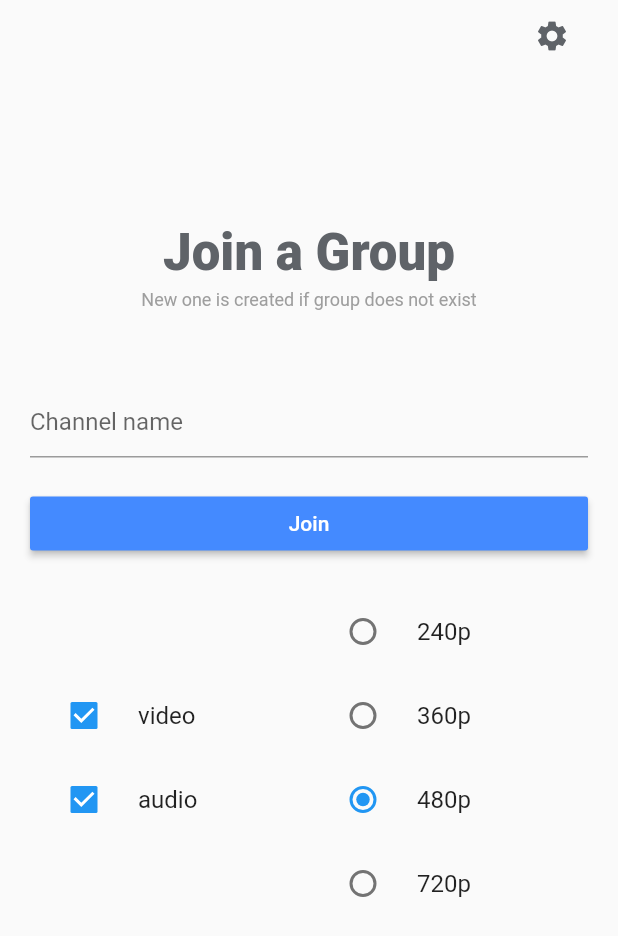
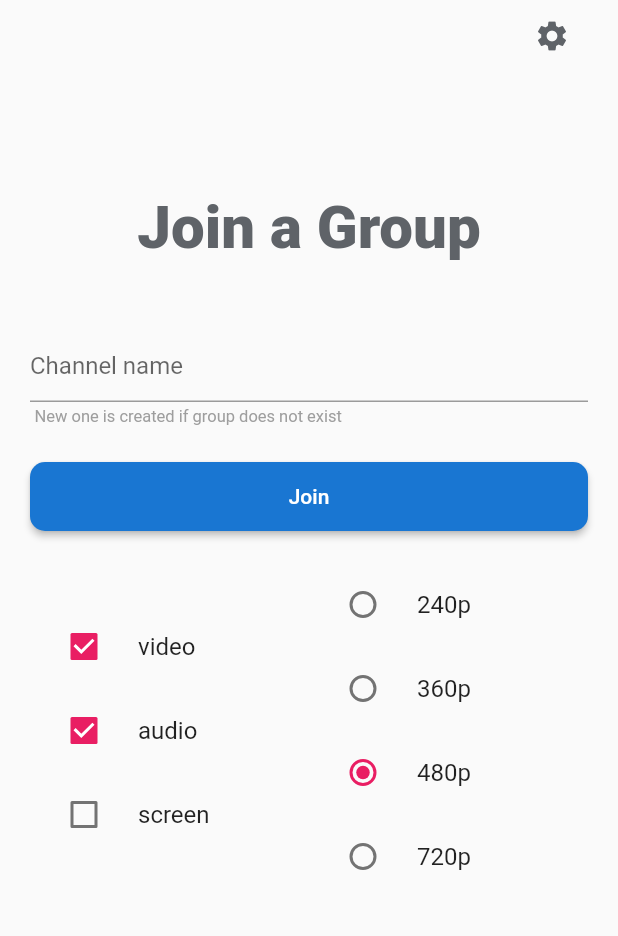
Before and after one commit to BrainyWayne/DSCAgora-Livestream, a Flutter app: the screen it shows after launch, after a tap on "CONTINUE", after a tap on the "video call" icon, on a phone screen of 412 x 824 dp. Shown: the top 936 px of the screen. Run offline on Flutter 3.47's test engine with Material 2 defaults, Android fonts, the light colour scheme and no system bars; our stand-ins replace firebase_auth, flutter_swiper, google_sign_in; missing offline and left inert: agora_flutter_webrtc; accounts and stored records are empty.

Commit message:
=updated

```diff
--- a/lib/agoraappid.dart
+++ b/lib/agoraappid.dart
@@ -1,3 +1,3 @@
-class AgoraAppId{
-  static const agoraappid = "e7699cd7f23042ad86c214aee299a477";
+class AgoraAppId {
+  static const id = "e7699cd7f23042ad86c214aee299a477";
 }
--- a/lib/pages/entry.dart
+++ b/lib/pages/entry.dart
@@ -21,7 +21,7 @@ class IndexState extends State<IndexPage> {
   bool _audio = true;
   bool _screen = false;
   String _profile = "480p";
-  final String _appId = AgoraAppId.agoraappid;
+  final String _appId = AgoraAppId.id;
 
   String _codec = "h264";
   String _mode = "live";
@@ -66,28 +66,21 @@ class IndexState extends State<IndexPage> {
                           Navigator.pushNamed(context, '/settings'),
                     ),
                   ),
-                  SizedBox(height: 50),
+                  SizedBox(height: 40),
                   Container(
-                    padding: EdgeInsets.symmetric(vertical: 50),
+                    padding: EdgeInsets.symmetric(vertical: 40),
                     child: Column(
                       children: <Widget>[
                         Text(
                           "Join a Group",
                           style: TextStyle(
-                              fontSize: 34.0,
+                              fontSize: 40.0,
                               fontWeight: FontWeight.w900,
                               color: fadedBlack
                               // fontFamily: "Georgia",
                               ),
                         ),
                         SizedBox(height: 5),
-                        Text(
-                          "New one is created if group does not exist",
-                          style: TextStyle(
-                            fontSize: 12.0,
-                            color: greyText,
-                          ),
-                        )
                       ],
                     ),
                   ),
@@ -103,6 +96,18 @@ class IndexState extends State<IndexPage> {
                                 borderSide: BorderSide(width: 1)),
                             hintText: 'Channel name'),
                       ),
+                      Container(
+                        padding: EdgeInsets.all(3),
+                        alignment: Alignment.centerLeft,
+                        child: Text(
+                          "New one is created if group does not exist",
+                          textAlign: TextAlign.left,
+                          style: TextStyle(
+                            fontSize: 11.0,
+                            color: greyText,
+                          ),
+                        ),
+                      ),
                       Padding(
                         padding: EdgeInsets.symmetric(vertical: 20),
                         child: Row(
@@ -111,8 +116,12 @@ class IndexState extends State<IndexPage> {
                               child: RaisedButton(
                                 onPressed: () => onJoin(),
                                 child: Text("Join"),
-                                color: Colors.blueAccent,
+                                color: Theme.of(context).primaryColor,
                                 textColor: Colors.white,
+                                padding: EdgeInsets.all(15),
+                                shape: RoundedRectangleBorder(
+                                    borderRadius:
+                                        BorderRadius.all(Radius.circular(10))),
                               ),
                             )
                           ],
@@ -128,7 +137,7 @@ class IndexState extends State<IndexPage> {
                             CheckboxListTile(
                                 title: Text("video"),
                                 value: _video,
-                                activeColor: Colors.blue, //选中时的颜色
+                                activeColor: Theme.of(context).accentColor,
                                 onChanged: (value) {
                                   setState(() {
                                     _video = value;
@@ -139,7 +148,7 @@ class IndexState extends State<IndexPage> {
                             CheckboxListTile(
                                 title: Text("audio"),
                                 value: _audio,
-                                activeColor: Colors.blue, //选中时的颜色
+                                activeColor: Theme.of(context).accentColor,
                                 onChanged: (value) {
                                   setState(() {
                                     _audio = value;
@@ -147,17 +156,17 @@ class IndexState extends State<IndexPage> {
                                 },
                                 controlAffinity:
                                     ListTileControlAffinity.leading),
-                            // CheckboxListTile(
-                            //     title: Text("screen"),
-                            //     value: _screen,
-                            //     activeColor: Colors.blue, //选中时的颜色
-                            //     onChanged: (value) {
-                            //       setState(() {
-                            //         _screen = value;
-                            //       });
-                            //     },
-                            //     controlAffinity:
-                            //         ListTileControlAffinity.leading)
+                            CheckboxListTile(
+                                title: Text("screen"),
+                                value: _screen,
+                                activeColor: Theme.of(context).accentColor,
+                                onChanged: (value) {
+                                  setState(() {
+                                    _screen = value;
+                                  });
+                                },
+                                controlAffinity:
+                                    ListTileControlAffinity.leading)
                           ],
                         ),
                       ),
@@ -231,9 +240,9 @@ class IndexState extends State<IndexPage> {
                     audio: _audio,
                     screen: _screen,
                     profile: _profile,
-                    width: '_widthController.text',
-                    height: '_heightController.text',
-                    framerate: '_frameRateController.text',
+                    width: '',
+                    height: '',
+                    framerate: '',
                     codec: _codec,
                     mode: _mode,
                   )));
--- a/lib/pages/home.dart
+++ b/lib/pages/home.dart
@@ -21,6 +21,7 @@ class _HomeState extends State<Home> {
     return Scaffold(
       floatingActionButtonLocation: FloatingActionButtonLocation.centerDocked,
       floatingActionButton: FloatingActionButton(
+        backgroundColor: Theme.of(context).primaryColor,
         onPressed: () {
           Navigator.pushNamed(context, '/index');
         },
@@ -58,7 +59,8 @@ class _HomeState extends State<Home> {
           ),
         ),
       ),
-      body: Container(
+      body: SafeArea(
+        child: Container(
           width: double.infinity,
           height: double.infinity,
           child: SingleChildScrollView(
@@ -107,7 +109,6 @@ class _HomeState extends State<Home> {
                       ),
                       Stack(
                         children: <Widget>[
-
                           Container(
                             padding: EdgeInsets.symmetric(vertical: 20),
                             height: 240,
@@ -115,7 +116,6 @@ class _HomeState extends State<Home> {
                             child: PageView(
                               controller: pageController,
                               children: <Widget>[
-
                                 InkWell(
                                   child: buildCard(
                                     title: "DSC Support",
@@ -154,11 +154,61 @@ class _HomeState extends State<Home> {
                           )
                         ],
                         alignment: Alignment.center,
+                      ),
+                      Container(
+                        alignment: Alignment.centerLeft,
+                        padding: EdgeInsets.only(left: 20, top: 10),
+                        child: Text(
+                          'History',
+                          textAlign: TextAlign.left,
+                          style: TextStyle(
+                            fontSize:
+                                Theme.of(context).textTheme.headline.fontSize,
+                            color: fadedBlack,
+                          ),
+                        ),
+                      ),
+                      Container(
+                        padding: EdgeInsets.only(top: 10, left: 20, right: 10),
+                        child: Column(
+                          children: <Widget>[
+                            Card(
+                              child: ListTile(
+                                leading: Icon(Icons.call, color: Colors.green),
+                                title: Text(
+                                  'DSC Core Team',
+                                  style: TextStyle(color: fadedBlack),
+                                ),
+                              ),
+                            ),
+                            Card(
+                              child: ListTile(
+                                leading:
+                                    Icon(Icons.video_call, color: Colors.green),
+                                title: Text(
+                                  'Agora Support',
+                                  style: TextStyle(color: fadedBlack),
+                                ),
+                              ),
+                            ),
+                            Card(
+                              child: ListTile(
+                                leading:
+                                    Icon(Icons.video_call, color: Colors.green),
+                                title: Text(
+                                  'DSC Support',
+                                  style: TextStyle(color: fadedBlack),
+                                ),
+                              ),
+                            ),
+                          ],
+                        ),
                       )
                     ],
                   ),
                 )
               ],
+            ),
           ),
         ),
       ),
--- a/lib/pages/login.dart
+++ b/lib/pages/login.dart
@@ -81,7 +81,7 @@ class _LoginState extends State<Login> {
                                 shape: RoundedRectangleBorder(
                                   borderRadius: BorderRadius.circular(8),
                                 ),
-                                color: Theme.of(context).accentColor,
+                                color: Theme.of(context).primaryColor,
                                 child: Text(
                                   'continue'.toUpperCase(),
                                   style: TextStyle(
@@ -89,10 +89,8 @@ class _LoginState extends State<Login> {
                                       fontSize: 15,
                                       letterSpacing: 1),
                                 ),
-                                onPressed: () {
-                                  Navigator.of(context)
-                                      .pushReplacementNamed('/home');
-                                },
+                                onPressed: () => Navigator.of(context)
+                                    .pushReplacementNamed('/home'),
                               ),
                             ),
                           SizedBox(height: 10),
@@ -174,7 +172,6 @@ class _LoginState extends State<Login> {
   _signInWithGoogle(BuildContext context) {}
 }
 
-
 Future<FirebaseUser> googleSignIn() async {
   // GoogleSignInAccount googleUser = await .signIn();
   // GoogleSignInAuthentication googleAuth = await googleUser.authentication;
--- /dev/null
+++ b/lib/services/settings.dart
@@ -0,0 +1,3 @@
+import 'package:flutter/material.dart';
+
+class Settings with ChangeNotifier {}
--- a/lib/theme.dart
+++ b/lib/theme.dart
@@ -6,4 +6,5 @@ const Color fadedBlack = Color(0xff5f6368);
 
 const Color greyText = Colors.grey;
 // const Color accent = Theme.of(context).accentColor;
-ThemeData lightTheme = ThemeData(primarySwatch: Colors.blue);
+ThemeData lightTheme =
+    ThemeData(primaryColor: Colors.blue[700], accentColor: Colors.pink);
```
Also changed, not shown: lib/pages/call.dart (+25 -7 lines), lib/pages/settings.dart (+9 -5 lines), lib/constants.dart (line endings or trailing spaces), lib/main.dart (line endings or trailing spaces), lib/pages/splashscreen.dart (line endings or trailing spaces), lib/routes.dart (line endings or trailing spaces), pubspec.lock, pubspec.yaml (line endings or trailing spaces), 7 other files. Lines whose indentation alone changed are shown as unchanged.
